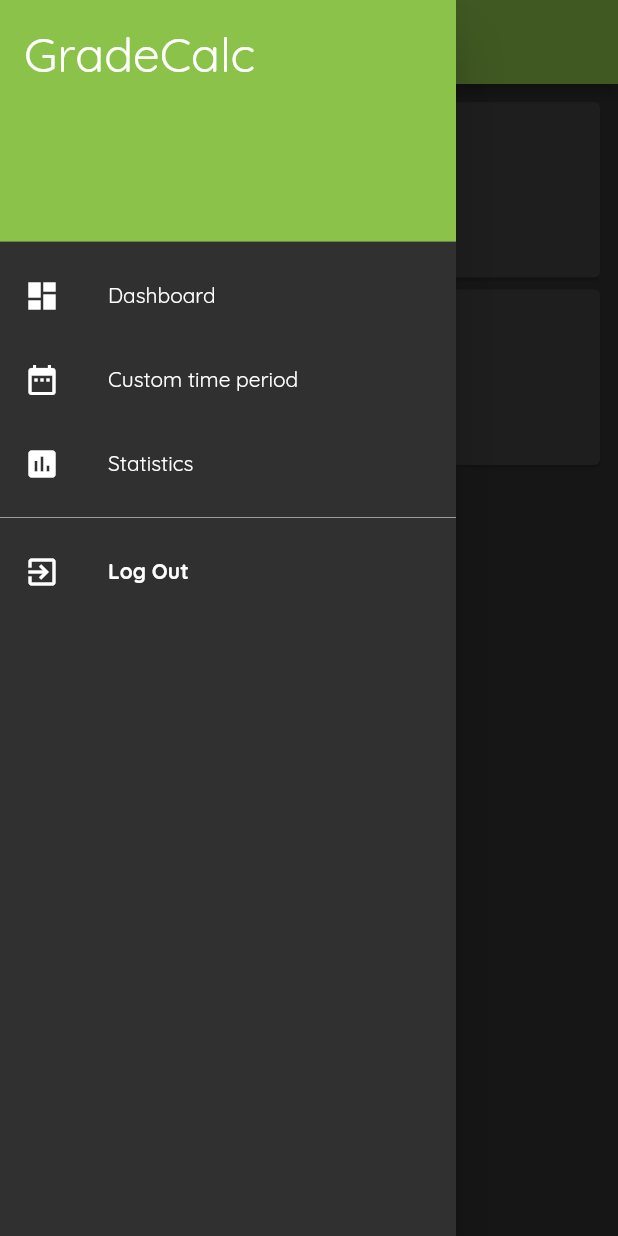
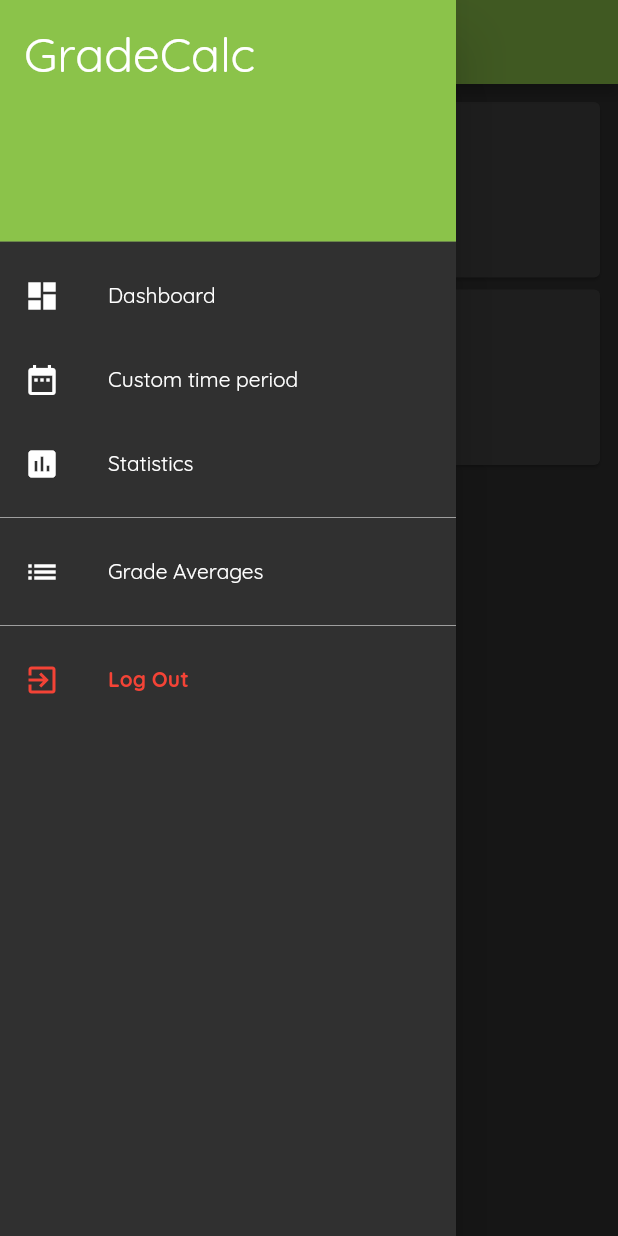
Before and after one commit to mima47/gradeCalcAndroid, a Flutter app: the MainScreen screen opened by its route, with the side drawer open, on a phone screen of 412 x 824 dp. Run offline on Flutter 3.47's test engine with Material 2 defaults, Android fonts, the phone set to English and light mode, and no system bars; our stand-ins replace double_back_to_close_app, flutter_spinkit, sqflite; accounts and stored records are empty.

Commit message:
Averages+dashboard_fix

```diff
--- a/lib/helpers/database_helper.dart
+++ b/lib/helpers/database_helper.dart
@@ -1,5 +1,6 @@
 import 'dart:async';
 import 'package:flutter/widgets.dart';
+import 'package:gradecalc/models/average.dart';
 import 'package:gradecalc/models/money.dart';
 import 'package:sqflite/sqflite.dart';
 import 'package:path/path.dart';
@@ -57,6 +58,21 @@ createdbMoney() async {
   return database;
 }
 
+createdbAverages() async {
+  WidgetsFlutterBinding.ensureInitialized();
+  final database = openDatabase(
+    join(await getDatabasesPath(), 'averages.db'),
+    onCreate: (db, version){
+      return db.execute(
+          "CREATE TABLE averages(id INTEGER PRIMARY KEY AUTOINCREMENT, value DOUBLE,"
+              "subject TEXT)"
+      );
+    },
+    version: 1
+  );
+  return database;
+}
+
 insertMoneyVal(Money money) async {
   final Database db = await createdbMoney();
 
@@ -65,6 +81,25 @@ insertMoneyVal(Money money) async {
     money.toMap(),
     conflictAlgorithm: ConflictAlgorithm.replace,
   );
+}
+
+insertAverages(Average average) async {
+  final Database db = await createdbAverages();
+
+  await db.insert('averages', average.toMap(), conflictAlgorithm: ConflictAlgorithm.replace);
+}
+
+Future<List<Map<String, dynamic>>> queryAverages() async {
+  final Database db = await createdbAverages();
+
+  final averages = await db.query('averages');
+  return averages;
+}
+
+deleteAverages() async {
+  final Database db = await createdbAverages();
+
+  await db.execute('DELETE FROM averages');
 }
 
 Future<int> queryValue(timePeriod) async {
@@ -192,7 +227,6 @@ Future<int>calculate(dateFrom, dateTo) async {
 
     isDouble = (eval.weight == '200%') ? true : false;
     numberValue = eval.numberValue;
-
     int value = 100;
 
     value *= numberValue;
--- a/lib/main.dart
+++ b/lib/main.dart
@@ -1,5 +1,6 @@
 import 'package:flutter/material.dart';
 import 'package:gradecalc/globals.dart';
+import 'package:gradecalc/screens/grade_averages_screen.dart';
 
 import 'package:gradecalc/screens/month_details_screen.dart';
 import 'package:gradecalc/screens/custom_time_screen.dart';
@@ -18,6 +19,7 @@ void main() => runApp(MaterialApp(
     '/addUserScreen': (context) => AddUserScreen(),
     '/customTimeScreen': (context) => CustomTimeScreen(),
     '/monthDetailsScreen': (context) => MonthDetailsScreen(),
+    '/gradeAveragesScreen': (context) => GradeAveragesScreen(),
   },
   theme: ThemeData(
     primaryColor: Colors.lightGreen,
--- a/lib/screens/default_screen.dart
+++ b/lib/screens/default_screen.dart
@@ -23,13 +23,15 @@ class _MainScreenState extends State<MainScreen> {
     var now = DateTime.now();
     var dateFrom = DateTime(now.year, now.month, 1);
     var dateTo = DateTime(now.year, now.month + 1, 1);
-    currentListOfEvals = await dbhelper.givenMonth(dateFrom, dateTo);
+    this.currentListOfEvals = await dbhelper.givenMonth(dateFrom, dateTo);
+    setState(() {});
   }
   lastMonthList() async {
     var now = DateTime.now();
     var dateFrom = DateTime(now.year, now.month - 1, 1);
     var dateTo = DateTime(now.year, now.month, 1);
-    lastListOfEvals = await dbhelper.givenMonth(dateFrom, dateTo);
+    this.lastListOfEvals = await dbhelper.givenMonth(dateFrom, dateTo);
+    setState(() {});
   }
 
   void initState() {
--- a/lib/screens/loading_screen.dart
+++ b/lib/screens/loading_screen.dart
@@ -1,6 +1,7 @@
 import 'package:flutter/material.dart';
 import 'package:gradecalc/helpers/database_helper.dart' as dbhelper;
 import 'package:gradecalc/helpers/request_helper.dart' as requestHelper;
+import 'package:gradecalc/models/average.dart';
 import 'package:gradecalc/models/evaulation.dart';
 import 'package:flutter_spinkit/flutter_spinkit.dart';
 import 'package:gradecalc/models/money.dart';
@@ -31,7 +32,8 @@ class _LoadingScreenState extends State<LoadingScreen> {
           subject: data[i]['Subject'],
           weight: data[i]['Weight'],
           numberValue: data[i]['NumberValue'],
-          creatingTime: data[i]['CreatingTime']);
+          creatingTime: data[i]['CreatingTime']
+      );
       dbhelper.insertEval(eval);
     }
 
@@ -47,6 +49,15 @@ class _LoadingScreenState extends State<LoadingScreen> {
     dbhelper.insertMoneyVal(lastMonthMoney);
     dbhelper.insertMoneyVal(currentMonthMoney);
 
+    List averages = await requestHelper.getAverages(token, instCode);
+
+    for (var i = 0; i < averages.length; i++){
+      Average average = Average(
+        subject: averages[i]['Subject'],
+        value: averages[i]['Value']
+      );
+      await dbhelper.insertAverages(average);
+    }
     Navigator.pushReplacementNamed(context, '/mainScreen');
   }
 
--- a/lib/screens/login_screen.dart
+++ b/lib/screens/login_screen.dart
@@ -119,6 +119,7 @@ class _LoginScreenState extends State<LoginScreen> {
                   onPressed: (){
                     dbhelper.deleteMoney();
                     dbhelper.deleteEval();
+                    dbhelper.deleteAverages();
                     Navigator.pushReplacementNamed(context, '/loadingScreen', arguments: {
                       'username': selectedUser.username,
                       'password': selectedUser.password,
--- a/lib/ui/drawer.dart
+++ b/lib/ui/drawer.dart
@@ -60,9 +60,23 @@ class MainDrawer extends StatelessWidget {
                 Navigator.pushReplacementNamed(context, '/statScreen');
               },
             ),
+            Divider(color: Colors.grey,),
+            ListTile(
+              leading: Icon(Icons.list),
+              title: Text(
+                'Grade Averages',
+                style: TextStyle(
+                  fontFamily: Globals().font,
+                ),
+              ),
+              onTap: (){
+                Navigator.pop(context);
+                Navigator.pushReplacementNamed(context, '/gradeAveragesScreen');
+              },
+            ),
             Divider(color: Colors.grey[500]),
             ListTile(
-              leading: Icon(Icons.exit_to_app),
+              leading: Icon(Icons.exit_to_app, color: Colors.red,),
               onTap: (){
                 dbhelper.deleteEval();
                 Navigator.pop(context);
@@ -71,8 +85,9 @@ class MainDrawer extends StatelessWidget {
               title: Text(
                 'Log Out',
                 style: TextStyle(
-                    fontFamily: Globals().font,
-                    fontWeight: FontWeight.bold
+                  fontFamily: Globals().font,
+                  fontWeight: FontWeight.bold,
+                  color: Colors.red
                 ),
               ),
             ),
--- a/pubspec.yaml
+++ b/pubspec.yaml
@@ -29,6 +29,7 @@ dependencies:
   flutter_launcher_icons: any
   flutter_spinkit: ^4.1.2
   double_back_to_close_app: ^1.2.0
+  intl: ^0.16.1
 
 flutter_icons:
   android: true
```
Also changed, not shown: lib/models/average.dart (added, +13 -0 lines), lib/screens/grade_averages_screen.dart (added, +56 -0 lines), lib/ui/grade_number_card.dart (+9 -5 lines), pubspec.lock.
